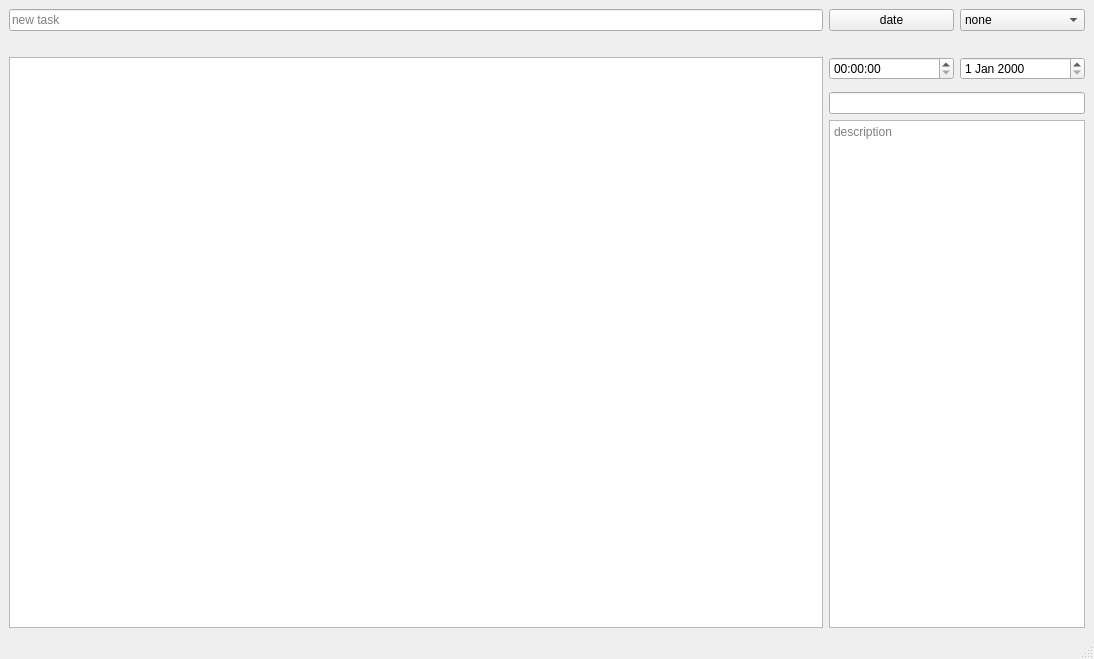
Before: the Qt Designer form 3term/oop/lab2/MainWindow.ui in NavkaGleb/labs, drawn with Qt 5.
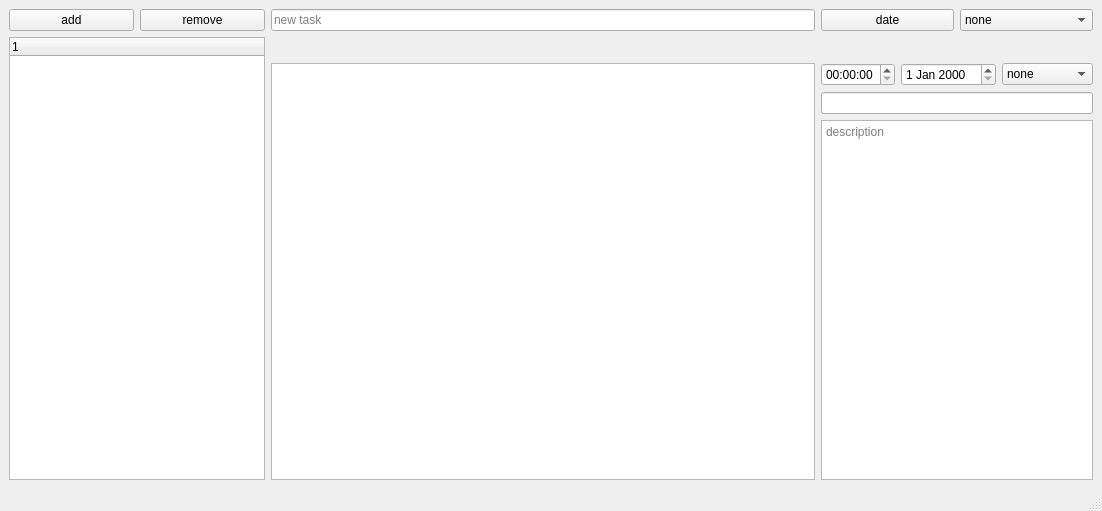
After: the same form once the commit is applied.

Commit message: start implement differents lists

Diff of the .ui file:
```diff
--- a/3term/oop/lab2/MainWindow.ui
+++ b/3term/oop/lab2/MainWindow.ui
@@ -6,8 +6,8 @@
    <rect>
     <x>0</x>
     <y>0</y>
-    <width>1094</width>
-    <height>659</height>
+    <width>1102</width>
+    <height>511</height>
    </rect>
   </property>
   <property name="windowTitle">
@@ -15,9 +15,27 @@
   </property>
   <widget class="QWidget" name="centralwidget">
    <layout class="QGridLayout" name="gridLayout">
-    <item row="0" column="1">
+    <item row="0" column="0">
      <layout class="QGridLayout" name="gridLayout_2">
-      <item row="5" column="0" rowspan="4">
+      <item row="2" column="0">
+       <layout class="QHBoxLayout" name="horizontalLayout_4">
+        <item>
+         <widget class="QPushButton" name="pushButton">
+          <property name="text">
+           <string>add</string>
+          </property>
+         </widget>
+        </item>
+        <item>
+         <widget class="QPushButton" name="pushButton_2">
+          <property name="text">
+           <string>remove</string>
+          </property>
+         </widget>
+        </item>
+       </layout>
+      </item>
+      <item row="4" column="1" rowspan="3">
        <widget class="QTableView" name="tasksContainer">
         <property name="lineWidth">
          <number>0</number>
@@ -33,59 +51,73 @@
         </property>
        </widget>
       </item>
-      <item row="5" column="1">
-       <widget class="QTimeEdit" name="taskTime"/>
+      <item row="2" column="2" colspan="3">
+       <layout class="QHBoxLayout" name="horizontalLayout_3">
+        <item>
+         <widget class="QPushButton" name="dateButton">
+          <property name="enabled">
+           <bool>true</bool>
+          </property>
+          <property name="sizePolicy">
+           <sizepolicy hsizetype="Preferred" vsizetype="Fixed">
+            <horstretch>0</horstretch>
+            <verstretch>0</verstretch>
+           </sizepolicy>
+          </property>
+          <property name="text">
+           <string>date</string>
+          </property>
+         </widget>
+        </item>
+        <item>
+         <widget class="QComboBox" name="priority">
+          <property name="sizePolicy">
+           <sizepolicy hsizetype="Preferred" vsizetype="Fixed">
+            <horstretch>0</horstretch>
+            <verstretch>0</verstretch>
+           </sizepolicy>
+          </property>
+          <item>
+           <property name="text">
+            <string>none</string>
+           </property>
+          </item>
+          <item>
+           <property name="text">
+            <string>low (!)</string>
+           </property>
+          </item>
+          <item>
+           <property name="text">
+            <string>medium (!!)</string>
+           </property>
+          </item>
+          <item>
+           <property name="text">
+            <string>high (!!!)</string>
+           </property>
+          </item>
+         </widget>
+        </item>
+       </layout>
       </item>
-      <item row="5" column="2">
-       <widget class="QDateEdit" name="taskDate"/>
-      </item>
-      <item row="7" column="1" colspan="2">
-       <widget class="QLineEdit" name="taskName">
-        <property name="sizePolicy">
-         <sizepolicy hsizetype="Minimum" vsizetype="Fixed">
-          <horstretch>0</horstretch>
-          <verstretch>0</verstretch>
-         </sizepolicy>
-        </property>
-       </widget>
-      </item>
-      <item row="8" column="1" colspan="2">
-       <widget class="QTextEdit" name="taskDescription">
+      <item row="3" column="0" rowspan="4">
+       <widget class="QTreeWidget" name="listsContainer">
         <property name="sizePolicy">
          <sizepolicy hsizetype="Minimum" vsizetype="Expanding">
           <horstretch>0</horstretch>
           <verstretch>0</verstretch>
          </sizepolicy>
         </property>
-        <property name="placeholderText">
-         <string>description</string>
-        </property>
+        <column>
+         <property name="text">
+          <string notr="true">1</string>
+         </property>
+        </column>
        </widget>
       </item>
-      <item row="2" column="0">
-       <widget class="QLineEdit" name="newTask">
-        <property name="sizePolicy">
-         <sizepolicy hsizetype="Expanding" vsizetype="Fixed">
-          <horstretch>0</horstretch>
-          <verstretch>0</verstretch>
-         </sizepolicy>
-        </property>
-        <property name="text">
-         <string/>
-        </property>
-        <property name="placeholderText">
-         <string>new task</string>
-        </property>
-       </widget>
-      </item>
-      <item row="2" column="2">
-       <widget class="QComboBox" name="priority">
-        <property name="sizePolicy">
-         <sizepolicy hsizetype="Preferred" vsizetype="Fixed">
-          <horstretch>0</horstretch>
-          <verstretch>0</verstretch>
-         </sizepolicy>
-        </property>
+      <item row="4" column="4">
+       <widget class="QComboBox" name="taskPriority">
         <item>
          <property name="text">
           <string>none</string>
@@ -108,26 +140,7 @@
         </item>
        </widget>
       </item>
-      <item row="0" column="0" colspan="3">
-       <layout class="QHBoxLayout" name="horizontalLayout"/>
-      </item>
-      <item row="2" column="1">
-       <widget class="QPushButton" name="dateButton">
-        <property name="enabled">
-         <bool>true</bool>
-        </property>
-        <property name="sizePolicy">
-         <sizepolicy hsizetype="Preferred" vsizetype="Fixed">
-          <horstretch>0</horstretch>
-          <verstretch>0</verstretch>
-         </sizepolicy>
-        </property>
-        <property name="text">
-         <string>date</string>
-        </property>
-       </widget>
-      </item>
-      <item row="3" column="0" colspan="3">
+      <item row="3" column="1" colspan="4">
        <spacer name="horizontalSpacer">
         <property name="orientation">
          <enum>Qt::Horizontal</enum>
@@ -140,11 +153,56 @@
         </property>
        </spacer>
       </item>
+      <item row="4" column="3">
+       <widget class="QDateEdit" name="taskDate"/>
+      </item>
+      <item row="5" column="2" colspan="3">
+       <widget class="QLineEdit" name="taskName">
+        <property name="sizePolicy">
+         <sizepolicy hsizetype="Minimum" vsizetype="Fixed">
+          <horstretch>0</horstretch>
+          <verstretch>0</verstretch>
+         </sizepolicy>
+        </property>
+       </widget>
+      </item>
+      <item row="6" column="2" colspan="3">
+       <widget class="QTextEdit" name="taskDescription">
+        <property name="sizePolicy">
+         <sizepolicy hsizetype="Minimum" vsizetype="Expanding">
+          <horstretch>0</horstretch>
+          <verstretch>0</verstretch>
+         </sizepolicy>
+        </property>
+        <property name="placeholderText">
+         <string>description</string>
+        </property>
+       </widget>
+      </item>
+      <item row="2" column="1">
+       <widget class="QLineEdit" name="newTask">
+        <property name="sizePolicy">
+         <sizepolicy hsizetype="Expanding" vsizetype="Fixed">
+          <horstretch>0</horstretch>
+          <verstretch>0</verstretch>
+         </sizepolicy>
+        </property>
+        <property name="text">
+         <string/>
+        </property>
+        <property name="placeholderText">
+         <string>new task</string>
+        </property>
+       </widget>
+      </item>
+      <item row="4" column="2">
+       <widget class="QTimeEdit" name="taskTime"/>
+      </item>
+      <item row="0" column="1" colspan="3">
+       <layout class="QHBoxLayout" name="horizontalLayout"/>
+      </item>
      </layout>
     </item>
-    <item row="0" column="0">
-     <layout class="QVBoxLayout" name="listsContainer"/>
-    </item>
    </layout>
   </widget>
   <widget class="QMenuBar" name="menubar">
```
Left out of the diff: 2 changed lines with no effect on the pictures. The commit also changes 5 other files.
